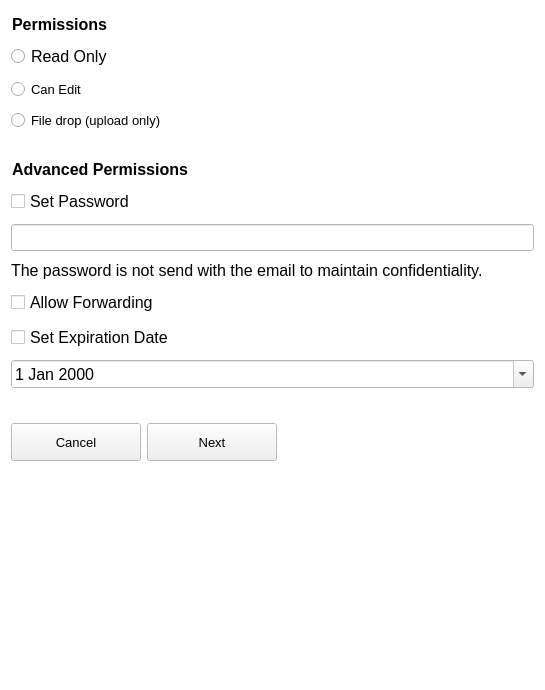
Before: the Qt Designer form src/gui/shareusergrouppermissionwidget.ui in nextmcloud/desktop, drawn with Qt 5.
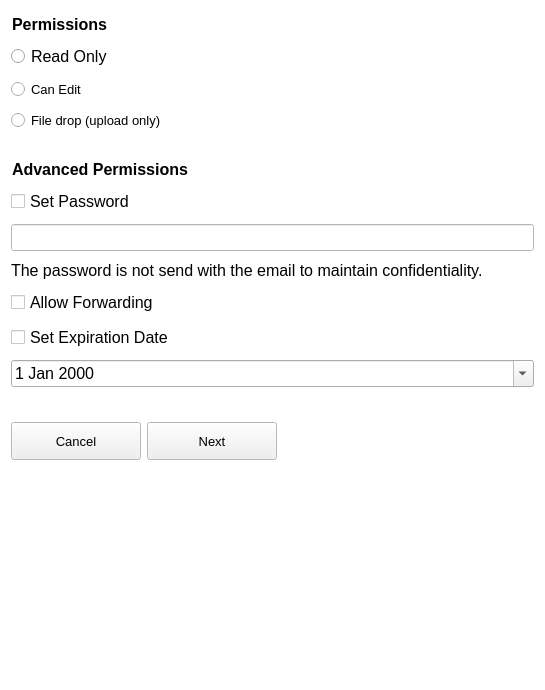
After: the same form once the commit is applied.

What changed in the file:
```diff
--- a/src/gui/shareusergrouppermissionwidget.ui
+++ b/src/gui/shareusergrouppermissionwidget.ui
@@ -249,6 +249,23 @@
          <pointsize>12</pointsize>
         </font>
        </property>
+       <property name="styleSheet">
+        <string notr="true">
+        /* normal days */
+        QCalendarWidget QAbstractItemView:enabled
+        {
+        color: #191919;
+        selection-background-color: #e20074;
+        background-color: white;
+        }
+
+        /* days in other months */
+        QCalendarWidget QAbstractItemView:disabled { color: #666; }
+
+        /* header row */
+        QCalendarWidget QWidget { background-color: #e20074; }
+        </string>
+       </property>
        <property name="calendarPopup">
         <bool>true</bool>
        </property>
```
